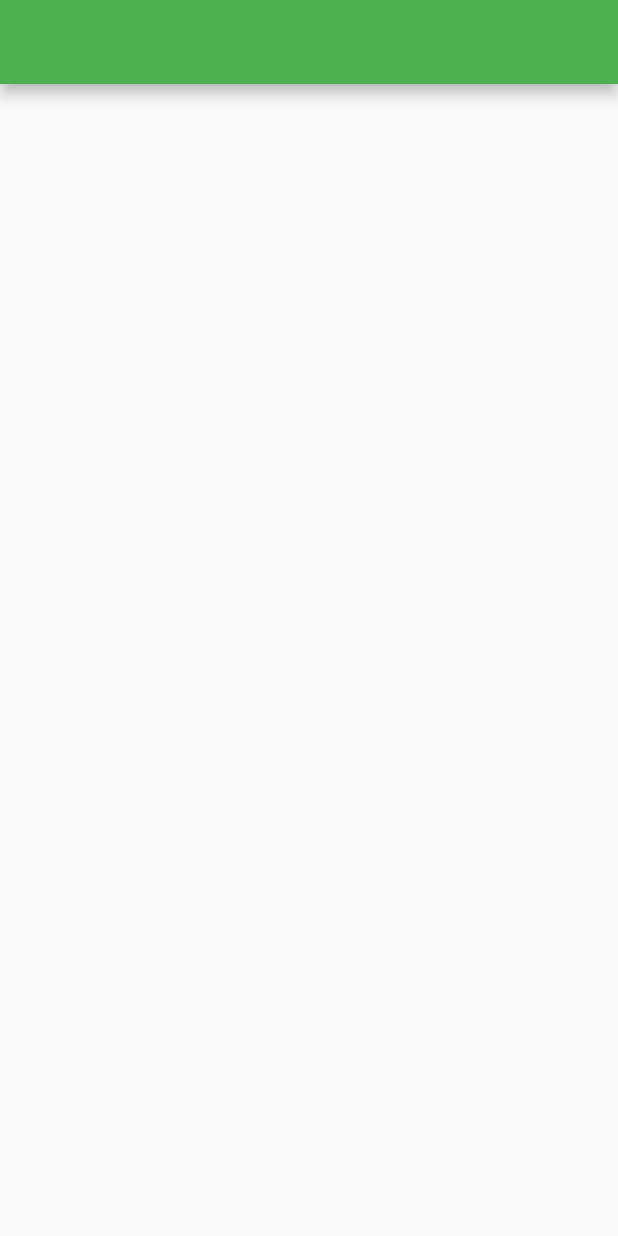
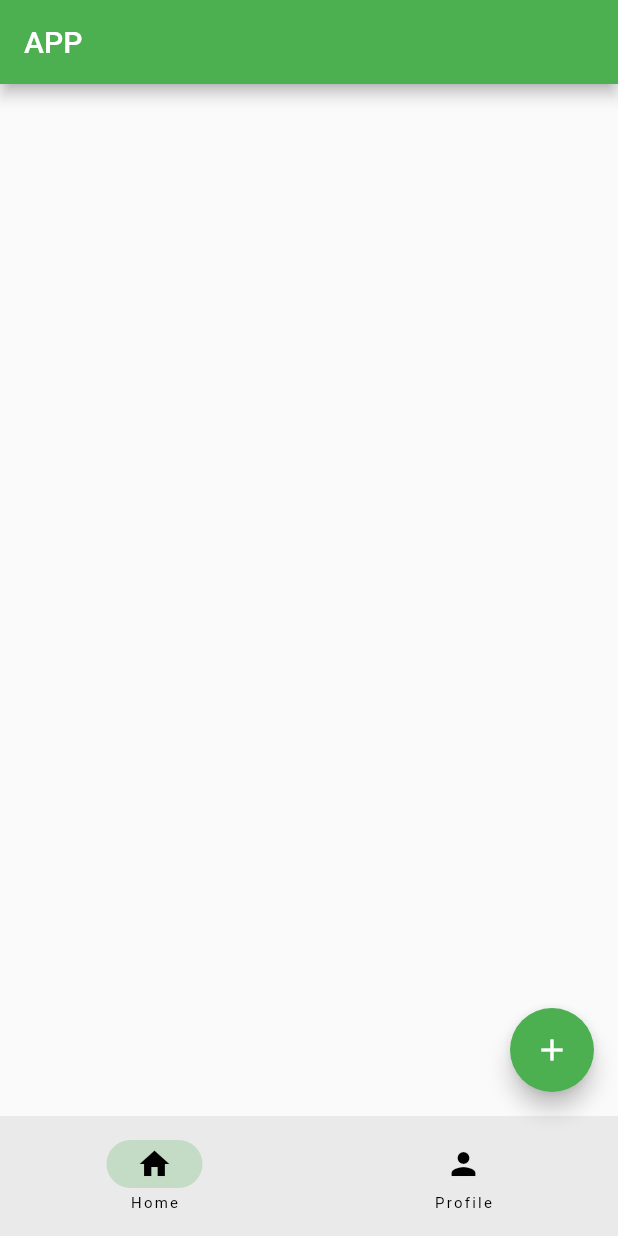
Before and after one commit to JOSEPHTEMBU/tembu_flutter_app, a Flutter app: the screen it shows after launch, on a phone screen of 412 x 824 dp. Run offline on Flutter 3.47's test engine with Material 2 defaults, Android fonts, the phone set to English and light mode, and no system bars.

Commit message:
Create Navigation bar

```diff
--- a/lib/main.dart
+++ b/lib/main.dart
@@ -28,10 +28,31 @@ class RootPage extends StatefulWidget {
 }
 
 class _RootPageState extends State<RootPage> {
+  int currentpage =0;
   @override
   Widget build(BuildContext context) {
     return  Scaffold(
-  appBar: AppBar(),
+  appBar: AppBar(
+    title: const Text("APP") ,
+  ),
+      floatingActionButton: FloatingActionButton(
+        onPressed: (){
+          debugPrint("Welcome to Mr Tembu App");
+        },
+        child:const Icon(Icons.add),
+        ),
+      bottomNavigationBar:NavigationBar(destinations: const [
+        NavigationDestination(icon: Icon(Icons.home), label: "Home"),
+        NavigationDestination(icon: Icon(Icons.person), label: "Profile"),
+      ],
+        onDestinationSelected:(int index) {
+        setState(() {
+          currentpage= index;
+        });
+
+        },
+        selectedIndex:currentpage ,
+      ),
     );
   }
 }
```
